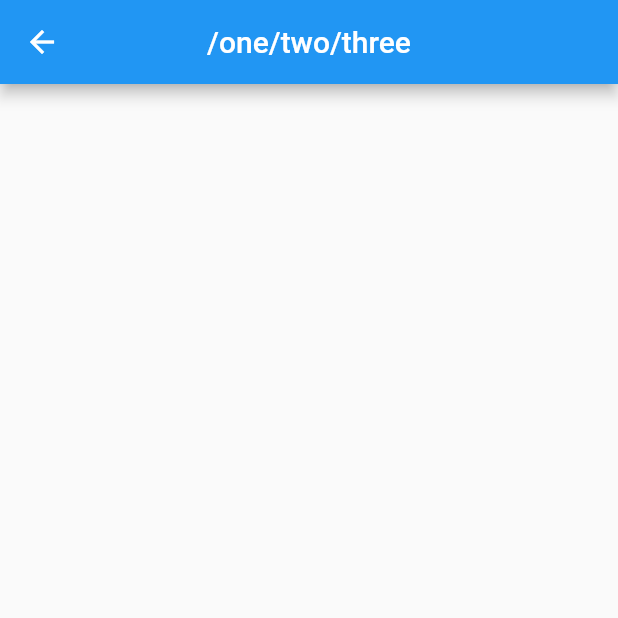
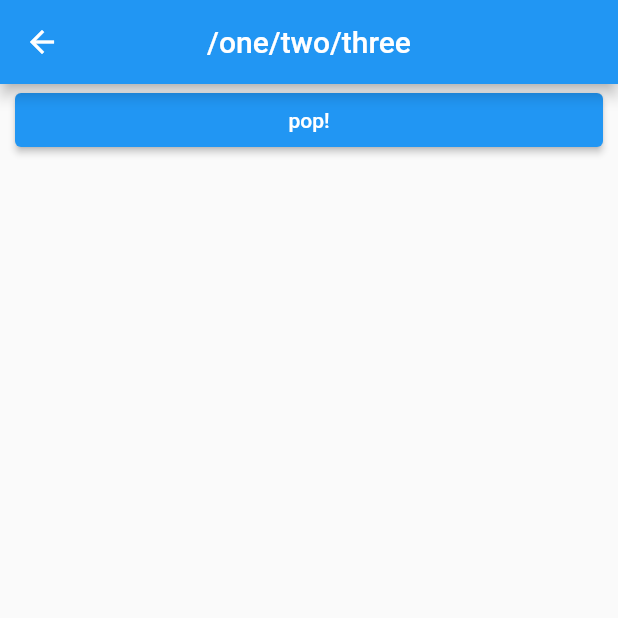
Before and after one commit to gaemi91/go_router_lecture, a Flutter app: the screen it shows after launch, after a tap on "Route Three (GO)", on a phone screen of 412 x 824 dp, the top half of it. Run offline on Flutter 3.47's test engine with Material 2 defaults, Android fonts, the phone set to English and light mode, and no system bars; our stand-ins replace go_router.

Commit message:
Pop Function

```diff
--- a/lib/route/route_one.dart
+++ b/lib/route/route_one.dart
@@ -1,4 +1,5 @@
 import 'package:flutter/material.dart';
+import 'package:go_router/go_router.dart';
 import 'package:go_router_lecture/layout/layout_default.dart';
 
 class RouteOne extends StatelessWidget {
@@ -8,7 +9,15 @@ class RouteOne extends StatelessWidget {
   Widget build(BuildContext context) {
     return LayoutDefault(
       body: Column(
-        children: [],
+        crossAxisAlignment: CrossAxisAlignment.stretch,
+        children: [
+          ElevatedButton(
+            onPressed: () {
+              context.pop();
+            },
+            child: const Text('pop!'),
+          )
+        ],
       ),
     );
   }
--- a/lib/route/route_three.dart
+++ b/lib/route/route_three.dart
@@ -1,4 +1,5 @@
 import 'package:flutter/material.dart';
+import 'package:go_router/go_router.dart';
 import 'package:go_router_lecture/layout/layout_default.dart';
 
 class RouteThree extends StatelessWidget {
@@ -8,6 +9,18 @@ class RouteThree extends StatelessWidget {
 
   @override
   Widget build(BuildContext context) {
-    return LayoutDefault(body: Container());
+    return LayoutDefault(
+      body: Column(
+        crossAxisAlignment: CrossAxisAlignment.stretch,
+        children: [
+          ElevatedButton(
+            onPressed: () {
+              context.pop();
+            },
+            child: const Text('pop!'),
+          )
+        ],
+      ),
+    );
   }
 }
--- a/lib/route/route_two.dart
+++ b/lib/route/route_two.dart
@@ -1,4 +1,5 @@
 import 'package:flutter/material.dart';
+import 'package:go_router/go_router.dart';
 import 'package:go_router_lecture/layout/layout_default.dart';
 
 class RouteTwo extends StatelessWidget {
@@ -6,6 +7,18 @@ class RouteTwo extends StatelessWidget {
 
   @override
   Widget build(BuildContext context) {
-    return LayoutDefault(body: Container());
+    return LayoutDefault(
+      body: Column(
+        crossAxisAlignment: CrossAxisAlignment.stretch,
+        children: [
+          ElevatedButton(
+            onPressed: () {
+              context.pop();
+            },
+            child: const Text('pop!'),
+          )
+        ],
+      ),
+    );
   }
 }
```
